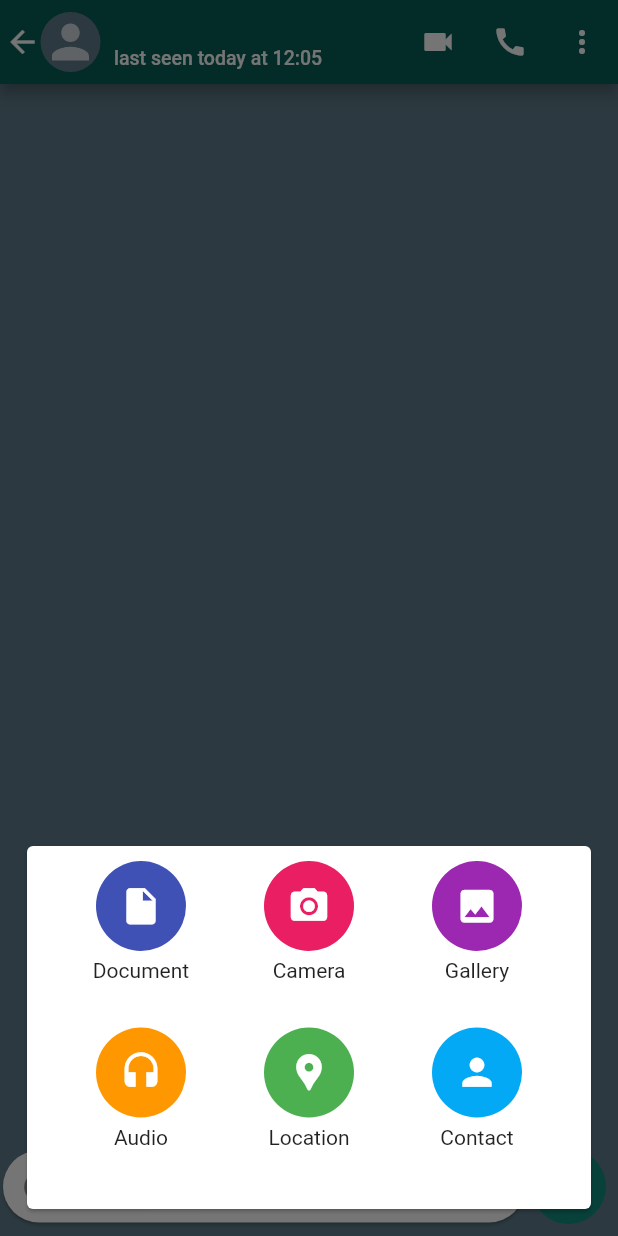
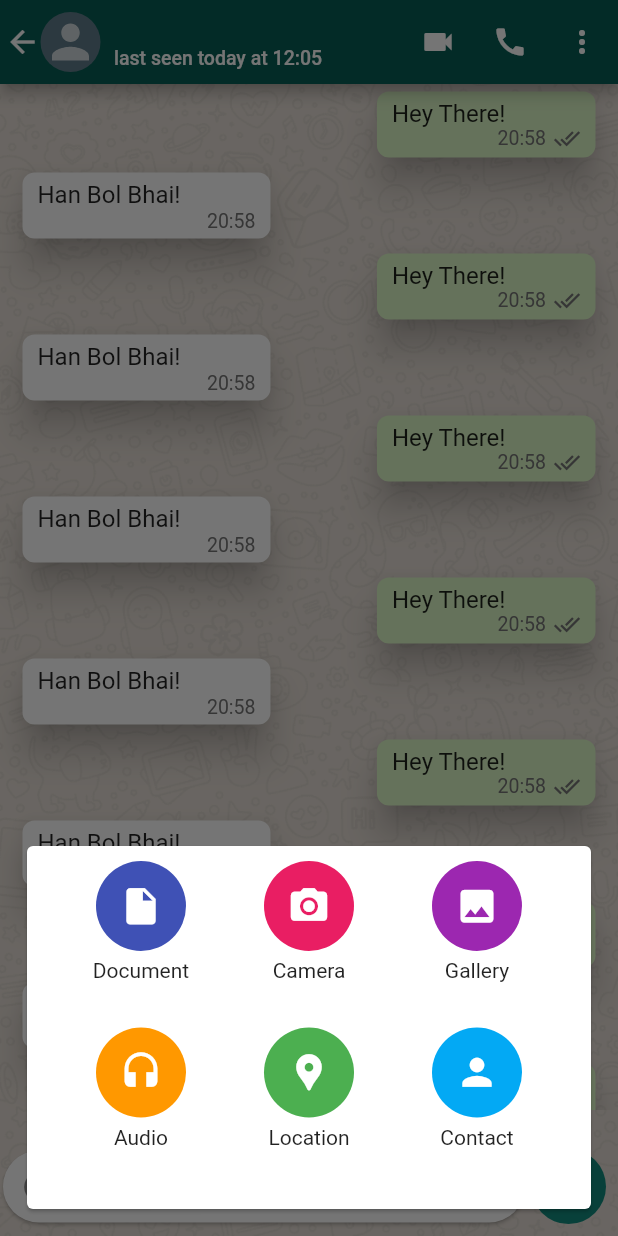
Before and after one commit to gouravrathor123/WhatsappClone1, a Flutter app: the IndividualPage screen opened directly with empty values, item 2 of the bottom bar chosen, on a phone screen of 412 x 824 dp. Run offline on Flutter 3.47's test engine with Material 2 defaults, Android fonts, the phone set to English and light mode, and no system bars; our stand-ins replace camera, flutter_svg, video_player; Roboto replaces fonts that are missing (OpenSans).

Commit message:
chat messages ui complete

```diff
--- /dev/null
+++ b/lib/CustomUI/OwnMessageCard.dart
@@ -0,0 +1,58 @@
+import 'package:flutter/cupertino.dart';
+import 'package:flutter/material.dart';
+
+class OwnMessageCard extends StatelessWidget {
+  @override
+  Widget build(BuildContext context) {
+    return Align(
+      alignment: Alignment.centerRight,
+      child: ConstrainedBox(
+        constraints: BoxConstraints(
+          maxWidth: MediaQuery.of(context).size.width - 45,
+        ),
+        child: Card(
+          elevation: 10,
+          shape: RoundedRectangleBorder(borderRadius: BorderRadius.circular(8)),
+          color: Color(0xffdcf8c6),
+          margin: EdgeInsets.symmetric(horizontal: 15, vertical: 5),
+          child: Stack(
+            children: [
+              Padding(
+                padding: const EdgeInsets.only(
+                    left: 10,
+                    right: 60,
+                    top: 5,
+                    bottom: 20
+                ),
+                child: Text(
+                  "Hey There!",
+                  style: TextStyle(fontSize: 16),
+                ),
+              ),
+              Positioned(
+                bottom: 4,
+                right: 10,
+                child: Row(
+                  children: [
+                    Text(
+                      "20:58",
+                      style: TextStyle(fontSize: 13, color: Colors.grey[600]),
+                    ),
+                    SizedBox(
+                      width: 5,
+                    ),
+                    Icon(
+                      Icons.done_all,
+                      size: 18,
+                      color: Colors.grey[600],
+                    ),
+                  ],
+                ),
+              ),
+            ],
+          ),
+        ),
+      ),
+    );
+  }
+}
--- /dev/null
+++ b/lib/CustomUI/ReplyCard.dart
@@ -0,0 +1,42 @@
+import 'package:flutter/cupertino.dart';
+import 'package:flutter/material.dart';
+
+class ReplyCard extends StatelessWidget {
+  @override
+  Widget build(BuildContext context) {
+    return Align(
+      alignment: Alignment.centerLeft,
+      child: ConstrainedBox(
+        constraints: BoxConstraints(
+          maxWidth: MediaQuery.of(context).size.width - 45,
+        ),
+        child: Card(
+          elevation: 10,
+          shape: RoundedRectangleBorder(borderRadius: BorderRadius.circular(8)),
+          // color: Color(0xffdcf8c6),
+          margin: EdgeInsets.symmetric(horizontal: 15, vertical: 5),
+          child: Stack(
+            children: [
+              Padding(
+                padding: const EdgeInsets.only(
+                    left: 10, right: 60, top: 5, bottom: 20),
+                child: Text(
+                  "Han Bol Bhai!",
+                  style: TextStyle(fontSize: 16),
+                ),
+              ),
+              Positioned(
+                bottom: 4,
+                right: 10,
+                child: Text(
+                  "20:58",
+                  style: TextStyle(fontSize: 13, color: Colors.grey[600]),
+                ),
+              ),
+            ],
+          ),
+        ),
+      ),
+    );
+  }
+}
--- a/lib/Screens/IndividualPage.dart
+++ b/lib/Screens/IndividualPage.dart
@@ -1,6 +1,8 @@
 import 'package:emoji_picker/emoji_picker.dart';
 import 'package:flutter/foundation.dart';
 import 'package:flutter/material.dart';
+import 'package:flutter_app/CustomUI/OwnMessageCard.dart';
+import 'package:flutter_app/CustomUI/ReplyCard.dart';
 import 'package:flutter_app/Model/ChatsModel.dart';
 import 'package:flutter_svg/svg.dart';
 
@@ -32,8 +34,16 @@ class _IndividualPageState extends State<IndividualPage> {
 
   @override
   Widget build(BuildContext context) {
-    return Scaffold(
-      backgroundColor: Colors.blueGrey,
+    return Stack(
+      children: [
+        Image.asset(
+          "assets/backgroundimage.png",
+          height: MediaQuery.of(context).size.height,
+          width: MediaQuery.of(context).size.width,
+          fit: BoxFit.cover,
+        ),
+        Scaffold(
+          backgroundColor: Colors.transparent,
           appBar: AppBar(
             leadingWidth: 70,
             titleSpacing: 0,
@@ -73,7 +83,8 @@ class _IndividualPageState extends State<IndividualPage> {
                   children: [
                     Text(
                       widget.chatModel.name,
-                  style: TextStyle(fontSize: 18.5, fontWeight: FontWeight.bold),
+                      style: TextStyle(
+                          fontSize: 18.5, fontWeight: FontWeight.bold),
                     ),
                     Text(
                       "last seen today at 12:05",
@@ -131,7 +142,32 @@ class _IndividualPageState extends State<IndividualPage> {
             child: WillPopScope(
               child: Stack(
                 children: [
-              ListView(),
+                  Container(
+                    height: MediaQuery.of(context).size.height-140,
+                    child: ListView(
+                      shrinkWrap: true,
+                      children: [
+                        OwnMessageCard(),
+                        ReplyCard(),
+                        OwnMessageCard(),
+                        ReplyCard(),
+                        OwnMessageCard(),
+                        ReplyCard(),
+                        OwnMessageCard(),
+                        ReplyCard(),
+                        OwnMessageCard(),
+                        ReplyCard(),
+                        OwnMessageCard(),
+                        ReplyCard(),
+                        OwnMessageCard(),
+                        ReplyCard(),
+                        OwnMessageCard(),
+                        ReplyCard(),
+                        OwnMessageCard(),
+                        ReplyCard(),
+                      ],
+                    ),
+                  ),
                   Align(
                     alignment: Alignment.bottomCenter,
                     child: Column(
@@ -142,8 +178,8 @@ class _IndividualPageState extends State<IndividualPage> {
                             Container(
                               width: MediaQuery.of(context).size.width - 60,
                               child: Card(
-                            margin:
-                            EdgeInsets.only(left: 2, right: 2, bottom: 8),
+                                margin: EdgeInsets.only(
+                                    left: 2, right: 2, bottom: 8),
                                 shape: RoundedRectangleBorder(
                                   borderRadius: BorderRadius.circular(25),
                                 ),
@@ -175,9 +211,11 @@ class _IndividualPageState extends State<IndividualPage> {
                                           icon: Icon(Icons.attach_file),
                                           onPressed: () {
                                             showModalBottomSheet(
-                                          backgroundColor: Colors.transparent,
+                                              backgroundColor:
+                                                  Colors.transparent,
                                               context: context,
-                                          builder: (builder) => bottomsheet(),
+                                              builder: (builder) =>
+                                                  bottomsheet(),
                                             );
                                           },
                                         ),
@@ -225,6 +263,8 @@ class _IndividualPageState extends State<IndividualPage> {
               },
             ),
           ),
+        ),
+      ],
     );
   }
 
@@ -266,20 +306,21 @@ class _IndividualPageState extends State<IndividualPage> {
                   ),
                 ],
               ),
-              SizedBox(height: 30,),
+              SizedBox(
+                height: 30,
+              ),
               Row(
                 children: [
                   Expanded(
+                    child: iconcreation(Icons.headset, Colors.orange, "Audio"),
+                  ),
+                  Expanded(
                     child: iconcreation(
-                        Icons.headset, Colors.orange, "Audio"),
+                        Icons.location_pin, Colors.green, "Location"),
                   ),
                   Expanded(
                     child:
-                    iconcreation(Icons.location_pin, Colors.green, "Location"),
-                  ),
-                  Expanded(
-                    child: iconcreation(
-                        Icons.person, Colors.lightBlue, "Contact"),
+                        iconcreation(Icons.person, Colors.lightBlue, "Contact"),
                   ),
                 ],
               ),
@@ -292,7 +333,7 @@ class _IndividualPageState extends State<IndividualPage> {
 
   Widget iconcreation(IconData icon, Color color, String text) {
     return InkWell(
-      onTap: (){},
+      onTap: () {},
       child: Column(
         children: [
           CircleAvatar(
```
Also changed, not shown: assets/backgroundimage.png (added). Lines whose indentation alone changed are shown as unchanged.
